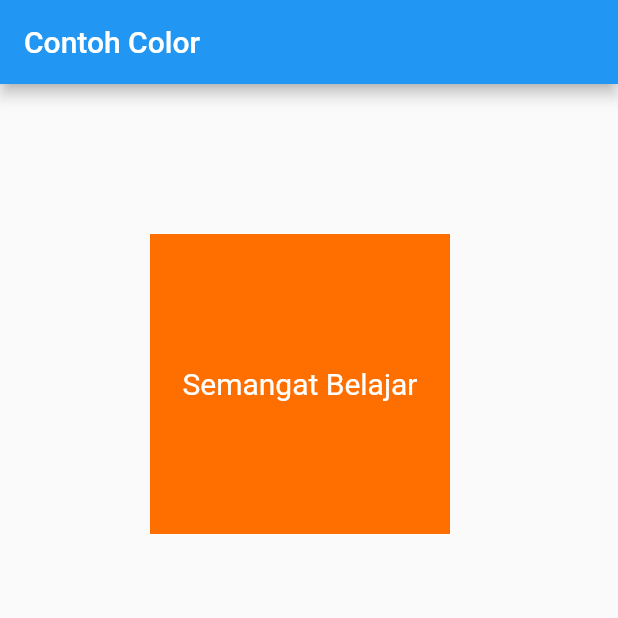
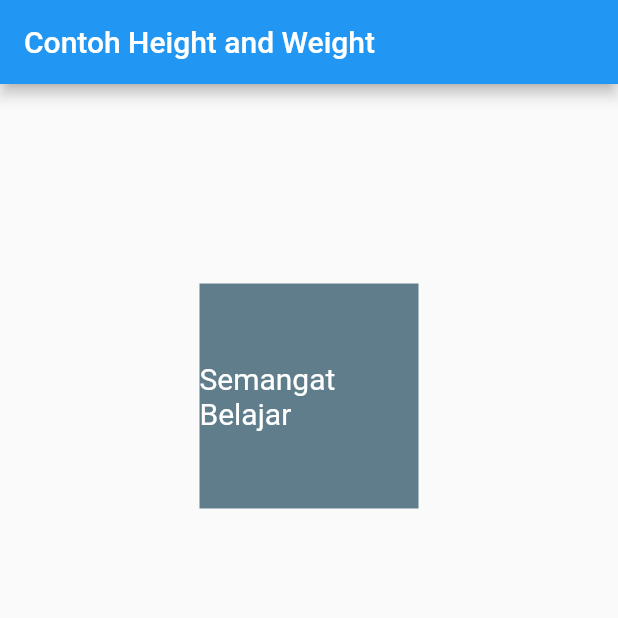
Before and after one commit to dewanggaptr/learn-flutter, a Flutter app: the screen it shows after launch, on a phone screen of 412 x 824 dp, the top half of it. Run offline on Flutter 3.47's test engine with Material 2 defaults, Android fonts, the phone set to English and light mode, and no system bars.

Commit message:
height_and_weight_property

```diff
--- a/basic_widget/lib/main.dart
+++ b/basic_widget/lib/main.dart
@@ -9,14 +9,14 @@ class MyApp extends StatelessWidget {
   Widget build(BuildContext context) {
     return MaterialApp(
       home: Scaffold(
-          appBar: AppBar(title: const Text("Contoh Color")),
+          appBar: AppBar(title: const Text("Contoh Height and Weight")),
           // ignore: avoid_unnecessary_containers
           body: Container(
-              margin: const EdgeInsets.all(100),
-              height: 200,
+              margin: const EdgeInsets.all(133),
+              height: 150,
               width: 200,
               alignment: Alignment.center,
-              color: Colors.amber[900],
+              color: Colors.blueGrey,
               child: const Text(
                 'Semangat Belajar',
                 style: TextStyle(fontSize: 20, color: Colors.white),
```
Also changed, not shown: basic_widget/images/height_and_weight_property.png (added).
